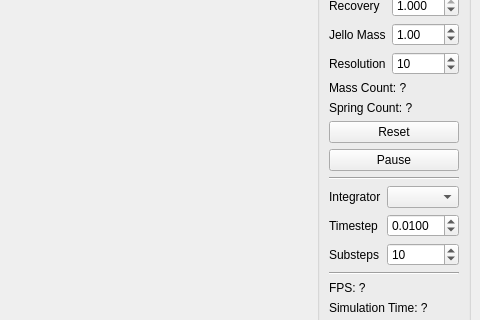
Above: ui/MainWindow.ui from jw0z96/STAMassSpring before the change; both pictures show x 655 to 1135 and y 395 to 715 of the 1135 by 837 pixel window. Below: the same form after it.
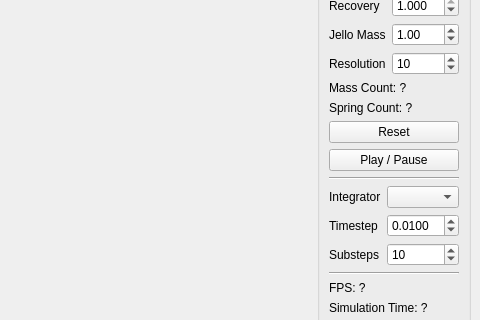
That is the form after the change.

Commit message: added play pause

Patch:
```diff
--- a/ui/MainWindow.ui
+++ b/ui/MainWindow.ui
@@ -305,7 +305,7 @@
          <item row="10" column="0">
           <widget class="QPushButton" name="pauseJelloPushButton">
            <property name="text">
-            <string>Pause</string>
+            <string>Play / Pause</string>
            </property>
           </widget>
          </item>
```
The commit also changes 6 other files.
